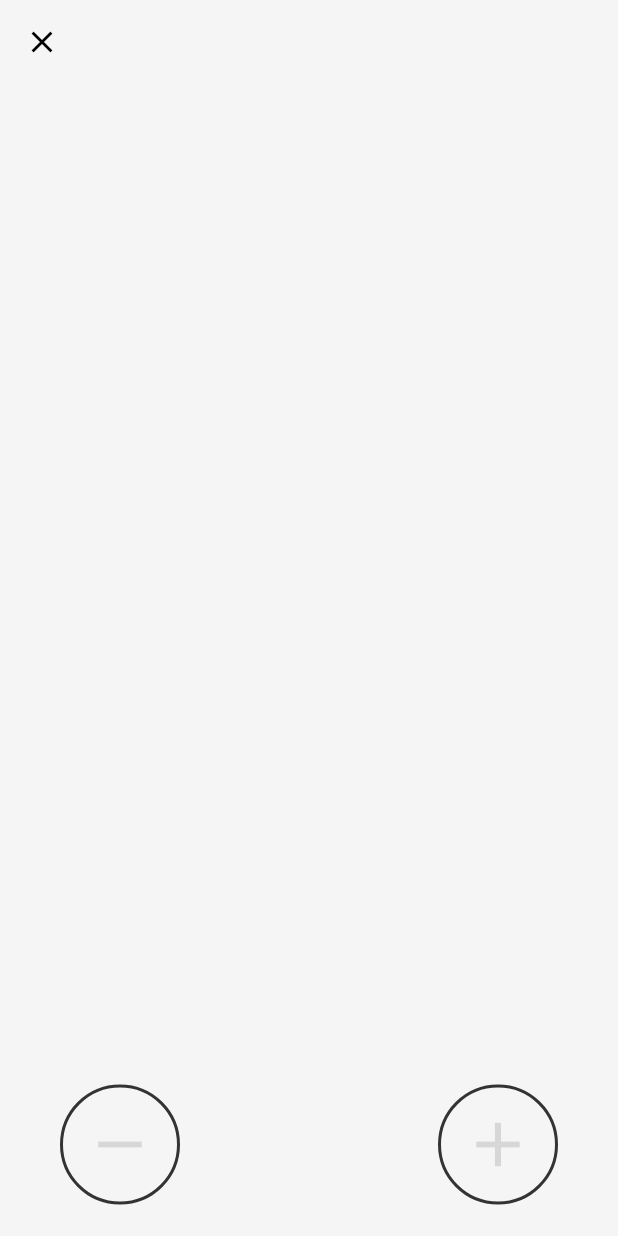
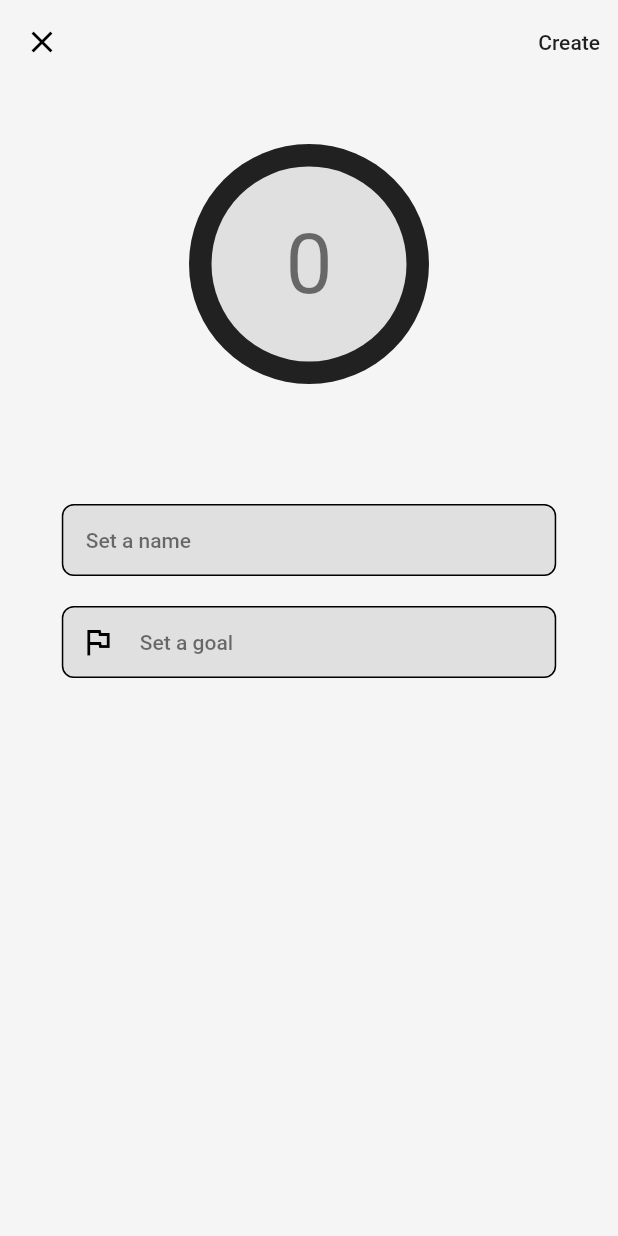
Before and after one commit to coodoo-io/counter_workshop, a Flutter app: the screen it shows after launch, after a tap on the "add" icon, on a phone screen of 412 x 824 dp. Run offline on Flutter 3.47's test engine with Material 2 defaults, Android fonts, the phone set to English and light mode, and no system bars; our stand-ins replace equatable, flutter_bloc, go_router; missing offline and left inert: logging_appenders; generated files the repository leaves out were written again.

Commit message:
add create counter dialog

```diff
--- a/lib/src/core/localization/app_en.arb
+++ b/lib/src/core/localization/app_en.arb
@@ -15,5 +15,25 @@
     "english": "English",
     "@english": {
       "description": "Language name: English"
+    },
+    "create": "Create",
+    "@create": {
+      "description": "Title of the create counter dialog"
+    },
+    "setName": "Set a name",
+    "@setName": {
+      "description": "Set a counter name"
+    },
+    "setGoal": "Set a goal",
+    "@setGoal": {
+      "description": "Set a counter goal (optional)"
+    },
+    "enterValidNumber": "Please enter a valid number",
+    "@enterValidNumber": {
+      "description": "Error message when the user enters a invalid number"
+    },
+    "enterPositiveNumber": "Please enter a positive number",
+    "@enterPositiveNumber": {
+      "description": "Error message when the user enters a negative number"
     }
 }
--- a/lib/src/core/routing/router.dart
+++ b/lib/src/core/routing/router.dart
@@ -1,4 +1,5 @@
 import 'package:counter_workshop/src/features/counter/presentation/dashboard/view/dashboard.page.dart';
+import 'package:counter_workshop/src/features/counter/presentation/detail/view/detail_counter.page.dart';
 import 'package:counter_workshop/src/features/counter/presentation/edit/view/edit_counter.page.dart';
 import 'package:counter_workshop/src/features/settings/presentation/settings.page.dart';
 import 'package:flutter/material.dart';
@@ -24,7 +25,7 @@ final router = GoRouter(
           path: ':id',
           builder: (context, state) {
             final counterId = state.params['id'];
-            return EditCounterPage(counterId: counterId!);
+            return DetailCounterPage(counterId: counterId!);
           },
         ),
       ],
--- a/lib/src/core/theme/app.theme.dart
+++ b/lib/src/core/theme/app.theme.dart
@@ -53,6 +53,15 @@ class AppTheme {
           fontSize: 160,
         ),
       ),
+      inputDecorationTheme: InputDecorationTheme(
+        border: OutlineInputBorder(
+          borderRadius: BorderRadius.circular(8),
+          borderSide: BorderSide(color: currentHeadlineColor),
+        ),
+        hintStyle: base.textTheme.caption,
+        fillColor: isLightMode ? Colors.grey.shade300 : Colors.grey.shade900,
+        filled: true,
+      ),
     );
   }
 }
--- a/lib/src/features/counter/presentation/edit/bloc/edit_counter.bloc.dart
+++ b/lib/src/features/counter/presentation/edit/bloc/edit_counter.bloc.dart
@@ -1,4 +1,5 @@
 import 'dart:async';
+
 import 'package:counter_workshop/src/features/counter/data/repositories/counter.repository.dart';
 import 'package:counter_workshop/src/features/counter/presentation/edit/bloc/edit_counter.event.dart';
 import 'package:counter_workshop/src/features/counter/presentation/edit/bloc/edit_counter.state.dart';
@@ -9,37 +10,17 @@ class EditCounterBloc extends Bloc<EditCounterEvent, EditCounterState> {
   final CounterRepository counterRepository;
   final log = Logger('CounterRepository');
 
-  EditCounterBloc({required this.counterRepository, required String? counterId}) : super(const EditCounterInitial()) {
-    on<FetchCounter>(_onFetchCounter);
-    on<CounterIncrementPressed>(_onIncrement);
-    on<CounterDecrementPressed>(_onDecrement);
+  EditCounterBloc({required this.counterRepository}) : super(const EditCounterData(null)) {
+    on<CounterCreate>(_onCreateCounter);
   }
 
-  Future<FutureOr<void>> _onFetchCounter(FetchCounter event, Emitter<EditCounterState> emit) async {
+  Future<FutureOr<void>> _onCreateCounter(CounterCreate event, Emitter<EditCounterState> emit) async {
     try {
       emit(const EditCounterLoading());
-      final counterModel = await counterRepository.getCounter(id: event.counterId);
+      final counterModel = await counterRepository.createCounter(counterModel: event.counterModel);
       emit(EditCounterData(counterModel));
     } catch (e) {
       emit(EditCounterError(e.toString()));
     }
   }
-
-  Future<void> _onIncrement(CounterIncrementPressed event, Emitter<EditCounterState> emit) async {
-    log.info('INCREMENT: ${event.counterModel.toString()}');
-    final newCounterModel = event.counterModel.copyWith(value: event.counterModel.value + 1);
-    emit(EditCounterData(newCounterModel));
-    await counterRepository.updateCounter(id: event.counterModel.id, counterModel: newCounterModel);
-  }
-
-  Future<void> _onDecrement(CounterDecrementPressed event, Emitter<EditCounterState> emit) async {
-    log.info('DECREMENT: ${event.counterModel.toString()}');
-
-    if (event.counterModel.value == 0) {
-      return;
-    }
-    final newCounterModel = event.counterModel.copyWith(value: event.counterModel.value - 1);
-    emit(EditCounterData(newCounterModel));
-    await counterRepository.updateCounter(id: event.counterModel.id, counterModel: newCounterModel);
-  }
 }
--- a/lib/src/features/counter/presentation/edit/bloc/edit_counter.event.dart
+++ b/lib/src/features/counter/presentation/edit/bloc/edit_counter.event.dart
@@ -10,35 +10,18 @@ abstract class EditCounterEvent extends Equatable {
 
 class CounterLoading extends EditCounterEvent {}
 
-class CounterData extends EditCounterEvent {
-  const CounterData(this.counterModel);
+class CounterError extends EditCounterEvent {}
+
+class CounterCreate extends EditCounterEvent {
+  const CounterCreate(this.counterModel);
   final CounterModel counterModel;
   @override
   List<Object> get props => [counterModel];
 }
 
-class CounterError extends EditCounterEvent {}
-
-/// Notifies bloc to increment state
 class FetchCounter extends EditCounterEvent {
   const FetchCounter(this.counterId);
   final String counterId;
   @override
   List<Object> get props => [counterId];
 }
-
-/// Notifies bloc to increment state
-class CounterIncrementPressed extends EditCounterEvent {
-  const CounterIncrementPressed(this.counterModel);
-  final CounterModel counterModel;
-  @override
-  List<Object> get props => [counterModel];
-}
-
-/// Notifies bloc to decrement state
-class CounterDecrementPressed extends EditCounterEvent {
-  const CounterDecrementPressed(this.counterModel);
-  final CounterModel counterModel;
-  @override
-  List<Object> get props => [counterModel];
-}
--- a/lib/src/features/counter/presentation/edit/bloc/edit_counter.state.dart
+++ b/lib/src/features/counter/presentation/edit/bloc/edit_counter.state.dart
@@ -5,13 +5,9 @@ import 'package:flutter/foundation.dart';
 @immutable
 abstract class EditCounterState extends Equatable {
   const EditCounterState();
+
   @override
-  List<Object> get props => [];
-}
-
-/// The initial Counter State
-class EditCounterInitial extends EditCounterState {
-  const EditCounterInitial();
+  List<Object?> get props => [];
 }
 
 /// State indicating that data is being loaded
@@ -19,18 +15,20 @@ class EditCounterLoading extends EditCounterState {
   const EditCounterLoading();
 }
 
-/// State indicating that data was loaded
+/// State indicating that data was edited
 class EditCounterData extends EditCounterState {
-  final CounterModel counterModel;
+  final CounterModel? counterModel;
   const EditCounterData(this.counterModel);
+
   @override
-  List<Object> get props => [counterModel];
+  List<Object?> get props => [counterModel];
 }
 
 /// Error counter State
 class EditCounterError extends EditCounterState {
   final String error;
   const EditCounterError(this.error);
+
   @override
   List<Object> get props => [error];
 }
--- a/lib/src/features/counter/presentation/edit/view/edit_counter.page.dart
+++ b/lib/src/features/counter/presentation/edit/view/edit_counter.page.dart
@@ -1,119 +1,124 @@
+import 'package:counter_workshop/src/core/extensions/localization.extension.dart';
 import 'package:counter_workshop/src/core/widgets/custom_loading_indicator.widget.dart';
 import 'package:counter_workshop/src/core/widgets/error_message.widget.dart';
 import 'package:counter_workshop/src/features/counter/data/repositories/counter.repository.dart';
+import 'package:counter_workshop/src/features/counter/domain/model/counter.model.dart';
 import 'package:counter_workshop/src/features/counter/presentation/dashboard/bloc/dashboard.bloc.dart';
 import 'package:counter_workshop/src/features/counter/presentation/dashboard/bloc/dashboard.event.dart';
 import 'package:counter_workshop/src/features/counter/presentation/edit/bloc/edit_counter.bloc.dart';
 import 'package:counter_workshop/src/features/counter/presentation/edit/bloc/edit_counter.event.dart';
 import 'package:counter_workshop/src/features/counter/presentation/edit/bloc/edit_counter.state.dart';
-import 'package:counter_workshop/src/features/counter/presentation/edit/view/widgets/counter_text.widget.dart';
-import 'package:counter_workshop/src/features/counter/presentation/edit/view/widgets/custom_circular_button.widget.dart';
+import 'package:counter_workshop/src/features/counter/presentation/edit/view/widgets/counter_value_indicator.dart';
+import 'package:counter_workshop/src/features/counter/presentation/edit/view/widgets/goal_input.dart';
+import 'package:counter_workshop/src/features/counter/presentation/edit/view/widgets/name_input.dart';
 import 'package:flutter/material.dart';
 import 'package:flutter_bloc/flutter_bloc.dart';
+import 'package:go_router/go_router.dart';
 import 'package:logging/logging.dart';
 
 class EditCounterPage extends StatelessWidget {
-  const EditCounterPage({this.counterId, super.key});
-  final String? counterId;
+  const EditCounterPage({super.key});
 
   @override
   Widget build(BuildContext context) {
-    final bloc = EditCounterBloc(
-      counterRepository: context.read<CounterRepository>(),
-      counterId: counterId,
-    );
-    // Fetch data if counterId is provider
-    if (counterId != null) {
-      bloc.add(FetchCounter(counterId!));
-    }
+    final bloc = EditCounterBloc(counterRepository: context.read<CounterRepository>());
 
     return BlocProvider(
       create: (context) => bloc,
-      child: const CounterView(),
+      child: const EditCounterView(),
     );
   }
 }
 
-/// actual counter page
-class CounterView extends StatelessWidget {
-  const CounterView({super.key});
+class EditCounterView extends StatelessWidget {
+  const EditCounterView({super.key});
 
   @override
   Widget build(BuildContext context) {
-    final theme = Theme.of(context);
     final editCounterBloc = context.watch<EditCounterBloc>();
     final log = Logger('CounterView');
+    final theme = Theme.of(context);
+
+    final nameController = TextEditingController();
+    final goalController = TextEditingController();
+    final formKey = GlobalKey<FormState>();
+
+    void createCounter() {
+      if (formKey.currentState != null && formKey.currentState!.validate()) {
+        final counter = CounterModel(
+          name: nameController.text,
+          goalValue: goalController.text.isNotEmpty ? int.parse(goalController.text) : null,
+        );
+        editCounterBloc.add(CounterCreate(counter));
+      }
+    }
 
     return Scaffold(
       extendBodyBehindAppBar: true,
       appBar: AppBar(
-        title: BlocBuilder<EditCounterBloc, EditCounterState>(
-          builder: (context, state) {
-            return state is EditCounterData ? Text(state.counterModel.name) : const Text('');
-          },
+        actions: [
+          TextButton(
+            onPressed: () => createCounter(),
+            child: Text(context.loc.create, style: theme.textTheme.button),
           ),
+        ],
       ),
       body: BlocConsumer<EditCounterBloc, EditCounterState>(
         listenWhen: (previous, current) {
-          if (previous is EditCounterData && current is EditCounterData) {
-            if (previous.counterModel.value != current.counterModel.value) {
+          if (previous is EditCounterLoading && current is EditCounterData) {
             return true;
-            }
           }
           return false;
         },
         listener: (context, state) {
           if (state is EditCounterData) {
-            // Calling DashboardBloc (MasterPage) from EditCounterBloc (DetailPage)
-            log.info('EditBlocListener: ${state.counterModel.value}');
+            // Calling DashboardBloc (MasterPage) from EditCounterBloc (EditPage)
+            log.info('EditBlocListener: ${state.counterModel?.name}');
             final dashboardBloc = context.read<DashboardBloc>();
             dashboardBloc.add(FetchCounterList());
+            context.pop();
           }
         },
         builder: (context, state) {
           if (state is EditCounterLoading) {
-            return const CustomLoadingIndicator();
-          } else if (state is EditCounterData) {
-            return Center(
+            return const Center(child: CustomLoadingIndicator());
+          }
+          if (state is EditCounterData) {
+            final counterModel = state.counterModel;
+
+            return SafeArea(
+              child: SingleChildScrollView(
                 child: Column(
-                mainAxisAlignment: MainAxisAlignment.center,
                   children: [
-                  CounterText(counterValue: state.counterModel.value),
-                  Text(state.counterModel.name, style: theme.textTheme.caption),
+                    const SizedBox(height: 40),
+                    CounterValueIndicator(value: counterModel?.value),
+                    const SizedBox(height: 80),
+                    Center(
+                      child: FractionallySizedBox(
+                        widthFactor: 0.8,
+                        child: Form(
+                          key: formKey,
+                          child: Column(
+                            children: [
+                              NameInput(nameController: nameController),
+                              const SizedBox(height: 20),
+                              GoalInput(goalController: goalController)
                             ],
                           ),
-            );
-          } else if (state is EditCounterError) {
-            return ErrorMessage(error: state.error);
-          }
-          return const SizedBox();
-        },
                         ),
-      floatingActionButtonLocation: FloatingActionButtonLocation.centerFloat,
-      floatingActionButton: Container(
-        padding: const EdgeInsets.symmetric(vertical: 5, horizontal: 40.0),
-        child: BlocBuilder<EditCounterBloc, EditCounterState>(
-          builder: (context, state) {
-            return Row(
-              mainAxisAlignment: MainAxisAlignment.spaceBetween,
-              children: <Widget>[
-                CustomCircularButton(
-                  icon: Icons.remove,
-                  onPressed: state is EditCounterData
-                      ? () => editCounterBloc.add(CounterDecrementPressed(state.counterModel))
-                      : null,
                       ),
-                CustomCircularButton(
-                  icon: Icons.add,
-                  onPressed: state is EditCounterData
-                      ? () => editCounterBloc.add(CounterIncrementPressed(state.counterModel))
-                      : null,
-                ),
+                    )
                   ],
-            );
-          },
                 ),
               ),
             );
           }
+          if (state is EditCounterError) {
+            return Center(child: ErrorMessage(error: state.error));
           }
+          return const SizedBox.shrink();
+        },
+      ),
+    );
+  }
+}
--- /dev/null
+++ b/lib/src/features/counter/presentation/edit/view/widgets/counter_value_indicator.dart
@@ -0,0 +1,24 @@
+import 'package:counter_workshop/src/core/utils/color.util.dart';
+import 'package:flutter/material.dart';
+
+class CounterValueIndicator extends StatelessWidget {
+  const CounterValueIndicator({Key? key, this.value}) : super(key: key);
+  final int? value;
+
+  @override
+  Widget build(BuildContext context) {
+    final theme = Theme.of(context);
+    return CircleAvatar(
+      radius: 80,
+      backgroundColor: ColorUtil.isDarkMode(theme) ? Colors.white : Colors.grey.shade900,
+      child: CircleAvatar(
+        radius: 65,
+        backgroundColor: ColorUtil.isDarkMode(theme) ? Colors.grey.shade900 : Colors.grey.shade300,
+        child: Text(
+          value?.toString() ?? '0',
+          style: theme.textTheme.headline2,
+        ),
+      ),
+    );
+  }
+}
--- /dev/null
+++ b/lib/src/features/counter/presentation/edit/view/widgets/goal_input.dart
@@ -0,0 +1,38 @@
+import 'package:counter_workshop/src/core/extensions/localization.extension.dart';
+import 'package:flutter/material.dart';
+
+class GoalInput extends StatelessWidget {
+  const GoalInput({
+    Key? key,
+    required this.goalController,
+  }) : super(key: key);
+
+  final TextEditingController goalController;
+
+  @override
+  Widget build(BuildContext context) {
+    return TextFormField(
+      controller: goalController,
+      decoration: InputDecoration(
+        hintText: context.loc.setGoal,
+        prefixIcon: const Icon(Icons.flag_outlined),
+      ),
+      keyboardType: TextInputType.number,
+      validator: (value) {
+        if (value == null || value.isEmpty) {
+          return null;
+        }
+
+        if (int.tryParse(value) == null) {
+          return context.loc.enterValidNumber;
+        }
+
+        if (int.parse(value) < 0) {
+          return context.loc.enterPositiveNumber;
+        }
+
+        return null;
+      },
+    );
+  }
+}
--- /dev/null
+++ b/lib/src/features/counter/presentation/edit/view/widgets/name_input.dart
@@ -0,0 +1,29 @@
+import 'package:counter_workshop/src/core/extensions/localization.extension.dart';
+import 'package:counter_workshop/src/features/counter/presentation/edit/bloc/edit_counter.bloc.dart';
+import 'package:counter_workshop/src/features/counter/presentation/edit/bloc/edit_counter.state.dart';
+import 'package:flutter/material.dart';
+import 'package:flutter_bloc/flutter_bloc.dart';
+
+class NameInput extends StatelessWidget {
+  const NameInput({Key? key, required this.nameController}) : super(key: key);
+  final TextEditingController nameController;
+
+  @override
+  Widget build(BuildContext context) {
+    return BlocBuilder<EditCounterBloc, EditCounterState>(
+      buildWhen: (previous, current) => previous != current,
+      builder: (context, state) {
+        return TextFormField(
+          controller: nameController,
+          decoration: InputDecoration(hintText: context.loc.setName),
+          validator: (value) {
+            if (value == null || value.isEmpty) {
+              return context.loc.setName;
+            }
+            return null;
+          },
+        );
+      },
+    );
+  }
+}
```
Also changed, not shown: lib/src/core/localization/app_de.arb (+6 -1 lines), lib/src/features/counter/data/datasources/remote/src/mock/counter_fake.api.dart (+14 -4 lines), lib/src/features/counter/presentation/detail/bloc/detail_counter.bloc.dart (added, +47 -0 lines), lib/src/features/counter/presentation/detail/bloc/detail_counter.event.dart (added, +44 -0 lines), lib/src/features/counter/presentation/detail/bloc/detail_counter.state.dart (added, +36 -0 lines), lib/src/features/counter/presentation/detail/view/detail_counter.page.dart (added, +119 -0 lines), lib/src/features/counter/presentation/detail/view/widgets/counter_text.widget.dart (renamed from lib/src/features/counter/presentation/edit/view/widgets/counter_text.widget.dart), lib/src/features/counter/presentation/detail/view/widgets/custom_circular_button.widget.dart (renamed from lib/src/features/counter/presentation/edit/view/widgets/custom_circular_button.widget.dart). Lines whose indentation alone changed are shown as unchanged.
